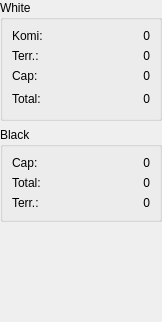
bernds/q5Go, file src/scoretools_gui.ui: the form before one commit.
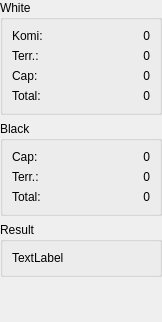
The form after the commit.

Commit message: Improve score tools to show result.

Patch:
```diff
--- a/src/scoretools_gui.ui
+++ b/src/scoretools_gui.ui
@@ -163,19 +163,6 @@
             </property>
            </widget>
           </item>
-          <item>
-           <spacer name="horizontalSpacer_3">
-            <property name="orientation">
-             <enum>Qt::Horizontal</enum>
-            </property>
-            <property name="sizeHint" stdset="0">
-             <size>
-              <width>40</width>
-              <height>20</height>
-             </size>
-            </property>
-           </spacer>
-          </item>
           <item>
            <widget class="QLabel" name="totalWhite">
             <property name="text">
@@ -246,39 +233,6 @@
           </item>
          </layout>
         </item>
-        <item>
-         <layout class="QHBoxLayout" name="_8">
-          <property name="spacing">
-           <number>6</number>
-          </property>
-          <property name="margin">
-           <number>0</number>
-          </property>
-          <item>
-           <widget class="QLabel" name="TextLabel6">
-            <property name="text">
-             <string>Total:</string>
-            </property>
-            <property name="wordWrap">
-             <bool>false</bool>
-            </property>
-           </widget>
-          </item>
-          <item>
-           <widget class="QLabel" name="totalBlack">
-            <property name="text">
-             <string>0</string>
-            </property>
-            <property name="alignment">
-             <set>Qt::AlignRight|Qt::AlignTrailing|Qt::AlignVCenter</set>
-            </property>
-            <property name="wordWrap">
-             <bool>false</bool>
-            </property>
-           </widget>
-          </item>
-         </layout>
-        </item>
         <item>
          <layout class="QHBoxLayout" name="_6">
           <property name="spacing">
@@ -312,11 +266,69 @@
           </item>
          </layout>
         </item>
+        <item>
+         <layout class="QHBoxLayout" name="_8">
+          <property name="spacing">
+           <number>6</number>
+          </property>
+          <property name="leftMargin">
+           <number>0</number>
+          </property>
+          <property name="topMargin">
+           <number>0</number>
+          </property>
+          <property name="rightMargin">
+           <number>0</number>
+          </property>
+          <property name="bottomMargin">
+           <number>0</number>
+          </property>
+          <item>
+           <widget class="QLabel" name="TextLabel6">
+            <property name="text">
+             <string>Total:</string>
+            </property>
+            <property name="wordWrap">
+             <bool>false</bool>
+            </property>
+           </widget>
+          </item>
+          <item>
+           <widget class="QLabel" name="totalBlack">
+            <property name="text">
+             <string>0</string>
+            </property>
+            <property name="alignment">
+             <set>Qt::AlignRight|Qt::AlignTrailing|Qt::AlignVCenter</set>
+            </property>
+            <property name="wordWrap">
+             <bool>false</bool>
+            </property>
+           </widget>
+          </item>
+         </layout>
+        </item>
        </layout>
       </item>
      </layout>
     </widget>
    </item>
+   <item>
+    <widget class="QGroupBox" name="groupBox_3">
+     <property name="title">
+      <string>Result</string>
+     </property>
+     <layout class="QVBoxLayout" name="verticalLayout_6">
+      <item>
+       <widget class="QLabel" name="result">
+        <property name="text">
+         <string>TextLabel</string>
+        </property>
+       </widget>
+      </item>
+     </layout>
+    </widget>
+   </item>
    <item>
     <spacer name="verticalSpacer">
      <property name="orientation">
```
Left out of the diff: 77 changed lines with no effect on the pictures. The commit also changes 1 other file.
